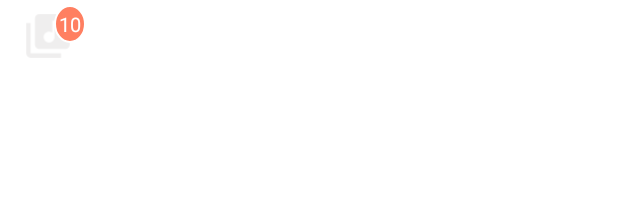
After one commit to lazyKT/MusiCloud-Android, an Android app: the layout process_action_item.xml on its own in the app's theme, with its tools: preview values and no code run, on a phone screen of 412 x 824 dp. The commit adds this screen. Shown: the top 197 px of the screen. Run offline under Robolectric (Android 15) with nearby library versions, the light colour scheme and no system bars; network calls fail.

Commit message:
Song Process Menu Action View.

```diff
--- /dev/null
+++ b/app/src/main/res/drawable/notification_badgee_background.xml
@@ -0,0 +1,8 @@
+<?xml version="1.0" encoding="utf-8"?>
+<shape xmlns:android="http://schemas.android.com/apk/res/android"
+    android:shape="oval">
+
+    <solid android:color="@color/coral"/>
+    <stroke android:color="@color/white" android:width="1dp"/>
+
+</shape>
--- /dev/null
+++ b/app/src/main/res/layout/process_action_item.xml
@@ -0,0 +1,31 @@
+<?xml version="1.0" encoding="utf-8"?>
+<FrameLayout
+    style="?attr/actionButtonStyle"
+    xmlns:android="http://schemas.android.com/apk/res/android"
+    android:layout_width="wrap_content"
+    android:layout_height="wrap_content"
+    android:clipToPadding="false"
+    android:focusable="true">
+
+    <ImageView
+        android:layout_width="40dp"
+        android:layout_height="40dp"
+        android:contentDescription="@string/process"
+        android:layout_gravity="center"
+        android:src="@drawable/ic_process_foreground"/>
+
+    <TextView
+        android:id="@+id/badgeCount"
+        android:layout_width="wrap_content"
+        android:layout_height="wrap_content"
+        android:layout_gravity="end|top"
+        android:layout_marginEnd="-5dp"
+        android:layout_marginTop="3dp"
+        android:background="@drawable/notification_badgee_background"
+        android:gravity="center"
+        android:padding="3dp"
+        android:textColor="@android:color/white"
+        android:text="10"
+        android:textSize="13sp"/>
+
+</FrameLayout>
--- a/app/src/main/res/menu/options_menu.xml
+++ b/app/src/main/res/menu/options_menu.xml
@@ -5,8 +5,9 @@
     <item
         android:title="@string/process"
         android:icon="@drawable/ic_process_foreground"
-        app:showAsAction="ifRoom"
-        android:id="@+id/processFragment"
+        app:actionLayout="@layout/process_action_item"
+        app:showAsAction="always"
+        android:id="@+id/track_song_process"
         />
 
     <item
--- a/app/src/main/res/navigation/navigation.xml
+++ b/app/src/main/res/navigation/navigation.xml
@@ -19,6 +19,9 @@
         <argument
             android:name="afterDeletionOfSong"
             app:argType="string"/>
+        <action
+            android:id="@+id/action_homeFragment_to_processFragment"
+            app:destination="@id/processFragment" />
     </fragment>
 
     <fragment
```
Also changed, not shown: app/src/main/java/com/example/musicloud/MainActivity.kt (+17 -14 lines), app/src/main/java/com/example/musicloud/fragment/HomeFragment.kt (+10 -0 lines).
